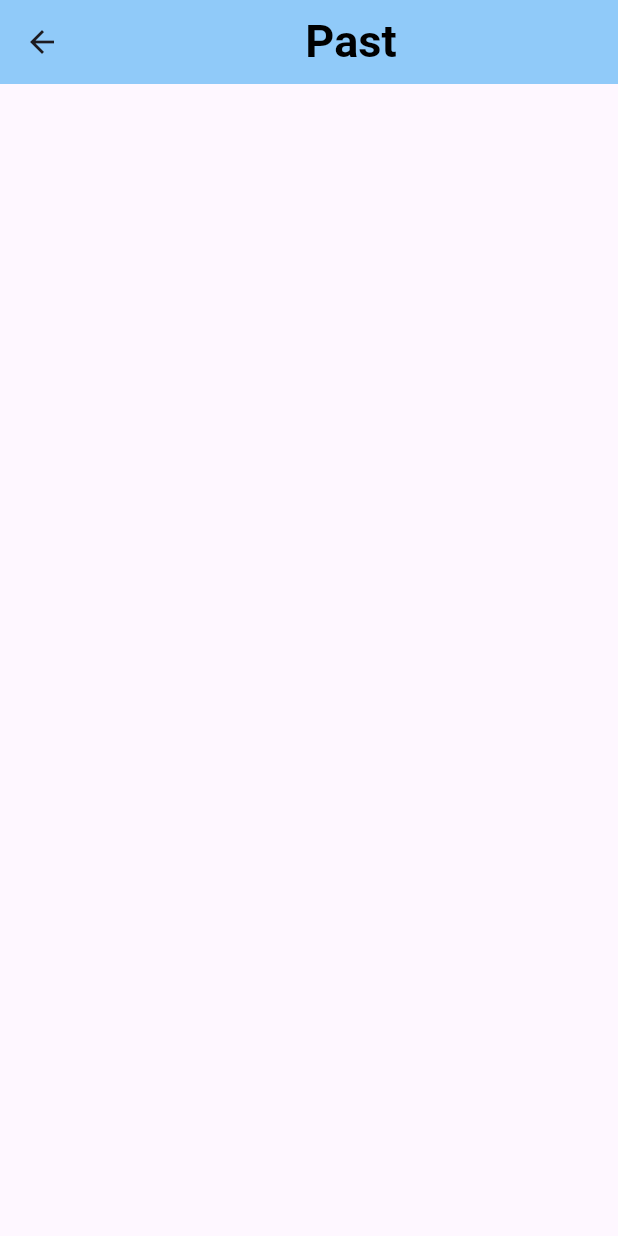
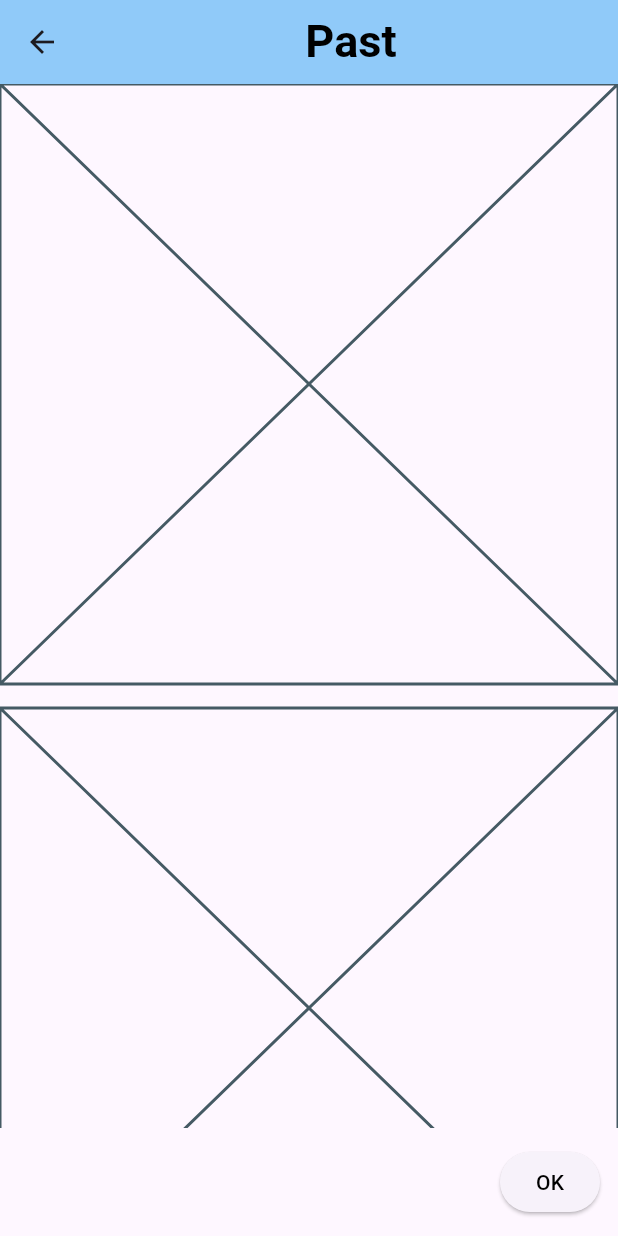
Before and after one commit to Dinethchathurya/get_rice, a Flutter app: the Past screen opened directly, on a phone screen of 412 x 824 dp. Run offline on Flutter 3.47's test engine with Material 3 defaults, Android fonts, the phone set to English and light mode, and no system bars.

Commit message:
Update 'Past.dart'
Created a column that consists of the layout of the four cards along with an elevated button.

```diff
--- a/lib/Screens/Past.dart
+++ b/lib/Screens/Past.dart
@@ -24,6 +24,76 @@ class _PastState extends State<Past> {
             ),
           ),
         ),
+        body: Column(children: [
+          Expanded(
+            child: ListView.separated(
+              // Represents the number of cards to be displayed.
+              itemCount: 4,
+              separatorBuilder: (BuildContext context, int index) {
+                return const SizedBox(
+                  // Adjusts the space between each card.
+                  height: 16,
                 );
+              },
+              itemBuilder: (BuildContext context, int index) {
+                String labelText = '';
+                String data = '';
+
+                switch (index) {
+                  case 0:
+                    labelText = 'Fertilizer Type';
+                    data = 'Retrieve type from database';
+                    break;
+
+                  case 1:
+                    labelText = 'Required Amount';
+                    data = 'Retrieve amount from database';
+                    break;
+
+                  case 2:
+                    labelText = 'Expected Date Of Rain';
+                    data = 'Retrieve date from database';
+                    break;
+
+                  case 3:
+                    labelText = 'Expected Time Of Rain';
+                    data = 'Retrieve time from database';
+                    break;
+                }
+                return ItemWidget(
+                  labelText: labelText,
+                  data: data,
+                );
+              },
+            ),
+          ),
+          Align(
+              alignment: Alignment.bottomRight,
+              child: Padding(
+                  padding: const EdgeInsets.all(12.0),
+                  child: ElevatedButton(
+                    onPressed: () {
+                      // Add the functionality to the button so that when pressed, the user will be directed to the current page.
+                    },
+                    child: const Text(
+                      'OK',
+                      style: TextStyle(
+                        color: Colors.black,
+                      ),
+                    ),
+                  )))
+        ]));
   }
 }
+
+class ItemWidget extends StatelessWidget {
+  const ItemWidget({super.key, required this.labelText, required this.data});
+
+  final String labelText;
+  final String data;
+
+  @override
+  Widget build(BuildContext context) {
+    return const Placeholder();
+  }
+}
```
Lines whose indentation alone changed are shown as unchanged.
